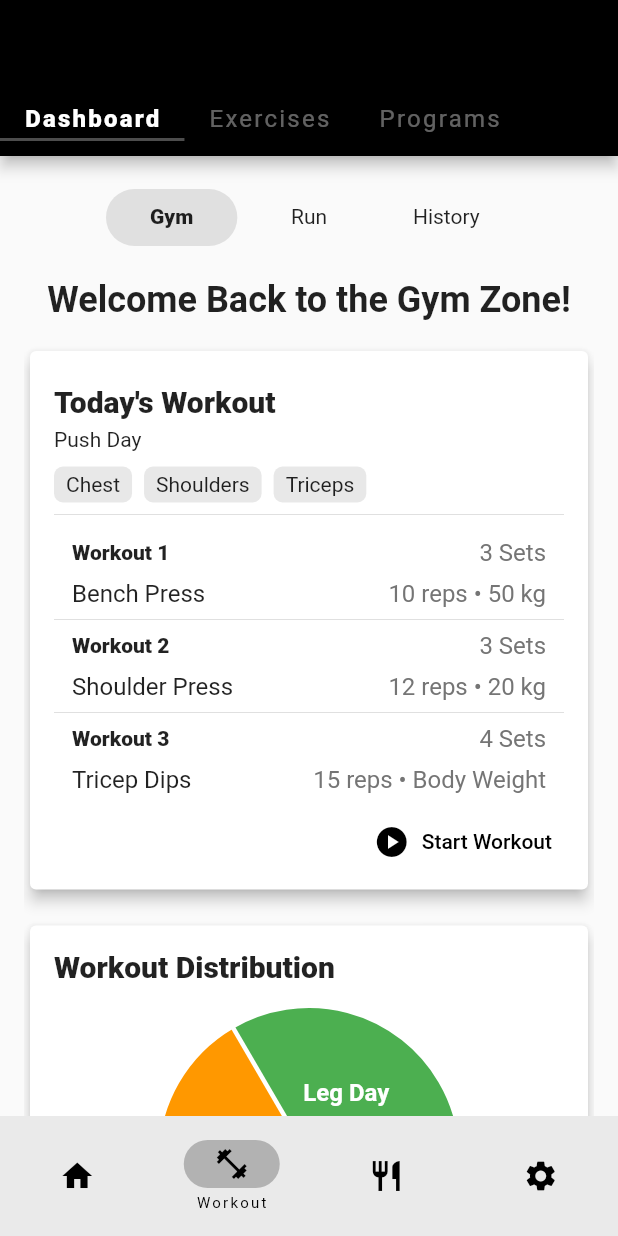
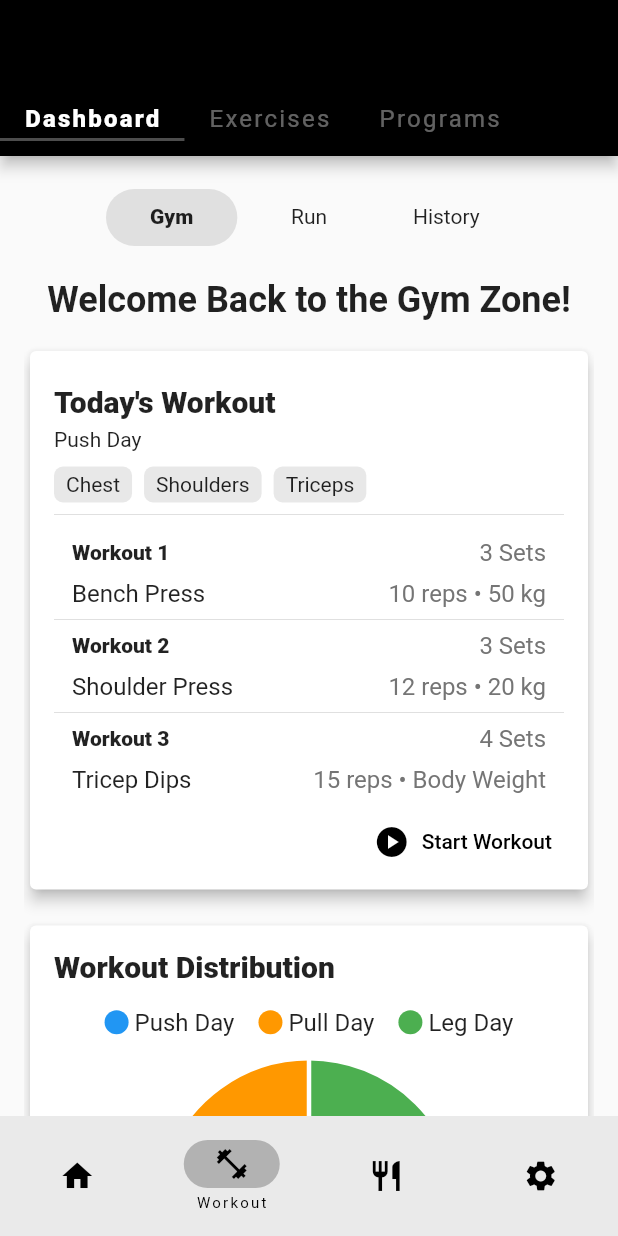
Before and after one commit to CSCI4100U/mobile-group-project-2023-mlja, a Flutter app: the screen it shows once a user with an empty profile is signed in, item 2 of the bottom bar chosen, on a phone screen of 412 x 824 dp. Run offline on Flutter 3.47's test engine with Material 3 defaults, Android fonts, the phone set to English and light mode, and no system bars; drawn by our look-alikes of fl_chart; our stand-ins replace cloud_firestore, firebase_auth, firebase_core, firebase_messaging, flutter_local_notifications, flutter_map and 6 more; missing offline and left inert: firebase_ui_auth, flutter_map_geojson; accounts and stored records are empty; statements that could not run were skipped.

Commit message:
styling changes for workout dashboard

```diff
--- a/life_balance_plus/lib/view/widgets/workout_dashboard_chart.dart
+++ b/life_balance_plus/lib/view/widgets/workout_dashboard_chart.dart
@@ -20,13 +20,22 @@ class WorkoutDashboardChart extends StatelessWidget {
                   ),
             ),
             const SizedBox(height: 16),
+            Row(
+              mainAxisAlignment: MainAxisAlignment.center,
+              children: [
+                _buildLegendItem(context, Colors.blue, 'Push Day'),
+                _buildLegendItem(context, Colors.orange, 'Pull Day'),
+                _buildLegendItem(context, Colors.green, 'Leg Day'),
+              ],
+            ),
+            const SizedBox(height: 16),
             Container(
               height: 200,
               child: PieChart(
                 PieChartData(
                   sections: _generateSections(),
                   borderData: FlBorderData(show: false),
-                  centerSpaceRadius: 0,
+                  centerSpaceRadius: 30,
                   sectionsSpace: 3,
                 ),
               ),
@@ -41,9 +50,8 @@ class WorkoutDashboardChart extends StatelessWidget {
     return [
       PieChartSectionData(
         color: Colors.blue,
-        value: 33.3, // Replace with actual distribution value for Push Day
-        title: 'Push Day',
-        radius: 100,
+        value: 40, // Replace with actual distribution value for Push Day
+        radius: 70,
         titleStyle: TextStyle(
           fontSize: 16,
           fontWeight: FontWeight.bold,
@@ -52,9 +60,8 @@ class WorkoutDashboardChart extends StatelessWidget {
       ),
       PieChartSectionData(
         color: Colors.orange,
-        value: 33.3, // Replace with actual distribution value for Pull Day
-        title: 'Pull Day',
-        radius: 100,
+        value: 35, // Replace with actual distribution value for Pull Day
+        radius: 70,
         titleStyle: TextStyle(
           fontSize: 16,
           fontWeight: FontWeight.bold,
@@ -63,9 +70,8 @@ class WorkoutDashboardChart extends StatelessWidget {
       ),
       PieChartSectionData(
         color: Colors.green,
-        value: 33.4, // Replace with actual distribution value for Leg Day
-        title: 'Leg Day',
-        radius: 100,
+        value: 25, // Replace with actual distribution value for Leg Day
+        radius: 70,
         titleStyle: TextStyle(
           fontSize: 16,
           fontWeight: FontWeight.bold,
@@ -74,4 +80,27 @@ class WorkoutDashboardChart extends StatelessWidget {
       ),
     ];
   }
+
+  Widget _buildLegendItem(BuildContext context, Color color, String label) {
+    return Padding(
+      padding: const EdgeInsets.symmetric(horizontal: 8),
+      child: Row(
+        children: [
+          Container(
+            width: 16,
+            height: 16,
+            decoration: BoxDecoration(
+              shape: BoxShape.circle,
+              color: color,
+            ),
+          ),
+          const SizedBox(width: 4),
+          Text(
+            label,
+            style: Theme.of(context).textTheme.subtitle1,
+          ),
+        ],
+      ),
+    );
+  }
 }
```
